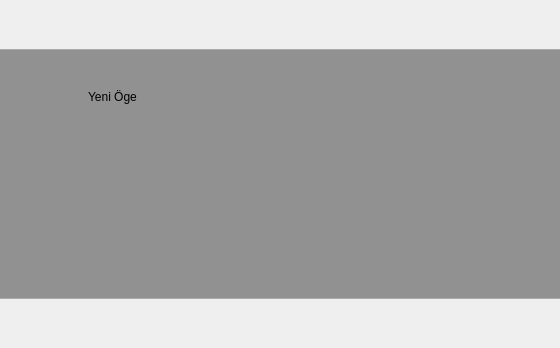
Qt form yali-proximate/yali/gui/Ui/driveselectionwidget.ui (pars-linux/uludag) before a commit; both pictures show x 124 to 684 and y 155 to 503 of the 800 by 659 pixel window.
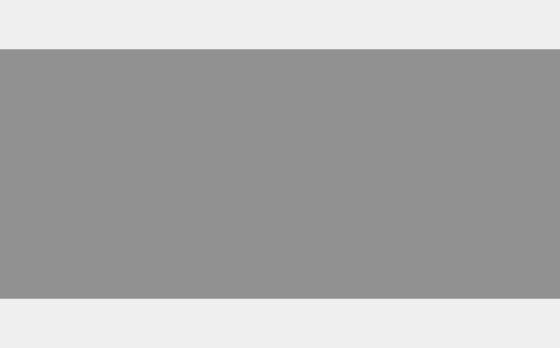
The same form after that commit. Icons and pictures are not drawn.

Patch:
```diff
--- a/yali-proximate/yali/gui/Ui/driveselectionwidget.ui
+++ b/yali-proximate/yali/gui/Ui/driveselectionwidget.ui
@@ -114,66 +114,93 @@
       </property>
       <item row="0" column="2">
        <layout class="QGridLayout" name="gridLayout">
-        <item row="0" column="0" rowspan="3">
-         <widget class="QLabel" name="pix">
-          <property name="maximumSize">
-           <size>
-            <width>230</width>
-            <height>16777215</height>
-           </size>
-          </property>
-          <property name="text">
-           <string/>
-          </property>
-          <property name="pixmap">
-           <pixmap resource="../../data.qrc">:/gui/pics/drive-harddisk-big.png</pixmap>
-          </property>
-          <property name="scaledContents">
-           <bool>false</bool>
-          </property>
-          <property name="wordWrap">
-           <bool>false</bool>
-          </property>
-         </widget>
-        </item>
-        <item row="1" column="1">
+        <property name="sizeConstraint">
+         <enum>QLayout::SetDefaultConstraint</enum>
+        </property>
+        <item row="0" column="0">
          <widget class="QListWidget" name="drives">
           <property name="enabled">
            <bool>true</bool>
           </property>
           <property name="sizePolicy">
-           <sizepolicy hsizetype="Preferred" vsizetype="Preferred">
+           <sizepolicy hsizetype="Expanding" vsizetype="Preferred">
             <horstretch>0</horstretch>
             <verstretch>0</verstretch>
            </sizepolicy>
           </property>
           <property name="minimumSize">
            <size>
-            <width>400</width>
+            <width>0</width>
             <height>0</height>
            </size>
           </property>
           <property name="maximumSize">
            <size>
-            <width>400</width>
+            <width>16777215</width>
             <height>16777215</height>
            </size>
           </property>
           <property name="styleSheet">
            <string notr="true">#drives{
 background-color: rgba(0,0,0,0);
-border: 0px
+border: 0px;
+color:white
 }
 </string>
           </property>
           <property name="frameShape">
            <enum>QFrame::NoFrame</enum>
           </property>
+          <property name="dragDropMode">
+           <enum>QAbstractItemView::NoDragDrop</enum>
+          </property>
+          <property name="alternatingRowColors">
+           <bool>false</bool>
+          </property>
+          <property name="selectionMode">
+           <enum>QAbstractItemView::MultiSelection</enum>
+          </property>
+          <property name="iconSize">
+           <size>
+            <width>128</width>
+            <height>128</height>
+           </size>
+          </property>
+          <property name="verticalScrollMode">
+           <enum>QAbstractItemView::ScrollPerPixel</enum>
+          </property>
+          <property name="horizontalScrollMode">
+           <enum>QAbstractItemView::ScrollPerPixel</enum>
+          </property>
+          <property name="movement">
+           <enum>QListView::Static</enum>
+          </property>
           <property name="flow">
-           <enum>QListView::TopToBottom</enum>
+           <enum>QListView::LeftToRight</enum>
+          </property>
+          <property name="isWrapping" stdset="0">
+           <bool>true</bool>
+          </property>
+          <property name="resizeMode">
+           <enum>QListView::Adjust</enum>
+          </property>
+          <property name="layoutMode">
+           <enum>QListView::SinglePass</enum>
+          </property>
+          <property name="spacing">
+           <number>10</number>
+          </property>
+          <property name="gridSize">
+           <size>
+            <width>135</width>
+            <height>160</height>
+           </size>
           </property>
           <property name="viewMode">
-           <enum>QListView::ListMode</enum>
+           <enum>QListView::IconMode</enum>
+          </property>
+          <property name="modelColumn">
+           <number>0</number>
           </property>
           <property name="uniformItemSizes">
            <bool>true</bool>
@@ -181,39 +208,14 @@
           <property name="batchSize">
            <number>100</number>
           </property>
-          <item>
-           <property name="text">
-            <string>Yeni Öge</string>
-           </property>
-          </item>
+          <property name="wordWrap">
+           <bool>true</bool>
+          </property>
+          <property name="selectionRectVisible">
+           <bool>false</bool>
+          </property>
          </widget>
         </item>
-        <item row="0" column="1">
-         <spacer name="verticalSpacer">
-          <property name="orientation">
-           <enum>Qt::Vertical</enum>
-          </property>
-          <property name="sizeHint" stdset="0">
-           <size>
-            <width>20</width>
-            <height>40</height>
-           </size>
-          </property>
-         </spacer>
-        </item>
-        <item row="2" column="1">
-         <spacer name="verticalSpacer_2">
-          <property name="orientation">
-           <enum>Qt::Vertical</enum>
-          </property>
-          <property name="sizeHint" stdset="0">
-           <size>
-            <width>20</width>
-            <height>40</height>
-           </size>
-          </property>
-         </spacer>
-        </item>
        </layout>
       </item>
       <item row="0" column="3">
```
Left out of the diff: 10 changed lines with no effect on the pictures.
